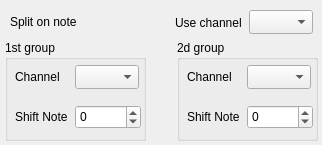
Old version of the form trunc/splitter/mainwindow.ui in the repository BackupTheBerlios/pianoutils-svn.
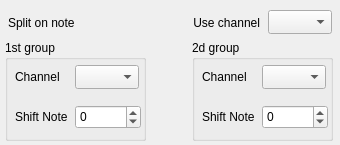
New version of the form. Custom widgets are drawn as their Qt base class.

What changed in the file:
```diff
--- a/trunc/splitter/mainwindow.ui
+++ b/trunc/splitter/mainwindow.ui
@@ -6,7 +6,7 @@
    <rect>
     <x>0</x>
     <y>0</y>
-    <width>322</width>
+    <width>340</width>
     <height>145</height>
    </rect>
   </property>
@@ -17,7 +17,7 @@
    <widget class="NoteWidget" name="nw" native="true">
     <property name="geometry">
      <rect>
-      <x>85</x>
+      <x>92</x>
       <y>5</y>
       <width>70</width>
       <height>30</height>
@@ -89,7 +89,7 @@
    <widget class="QGroupBox" name="groupBox_2">
     <property name="geometry">
      <rect>
-      <x>177</x>
+      <x>192</x>
       <y>40</y>
       <width>141</width>
       <height>101</height>
@@ -157,10 +157,10 @@
    <widget class="QLabel" name="label_5">
     <property name="geometry">
      <rect>
-      <x>10</x>
+      <x>8</x>
       <y>15</y>
-      <width>72</width>
-      <height>14</height>
+      <width>77</width>
+      <height>16</height>
      </rect>
     </property>
     <property name="text">
@@ -172,18 +172,21 @@
      <rect>
       <x>175</x>
       <y>15</y>
-      <width>71</width>
+      <width>85</width>
       <height>16</height>
      </rect>
     </property>
     <property name="text">
      <string>Use channel</string>
     </property>
+    <property name="alignment">
+     <set>Qt::AlignRight|Qt::AlignTrailing|Qt::AlignVCenter</set>
+    </property>
    </widget>
    <widget class="QComboBox" name="inputChCombo">
     <property name="geometry">
      <rect>
-      <x>249</x>
+      <x>268</x>
       <y>10</y>
       <width>64</width>
       <height>24</height>
```
Left out of the diff: 9 changed lines with no effect on the pictures.
